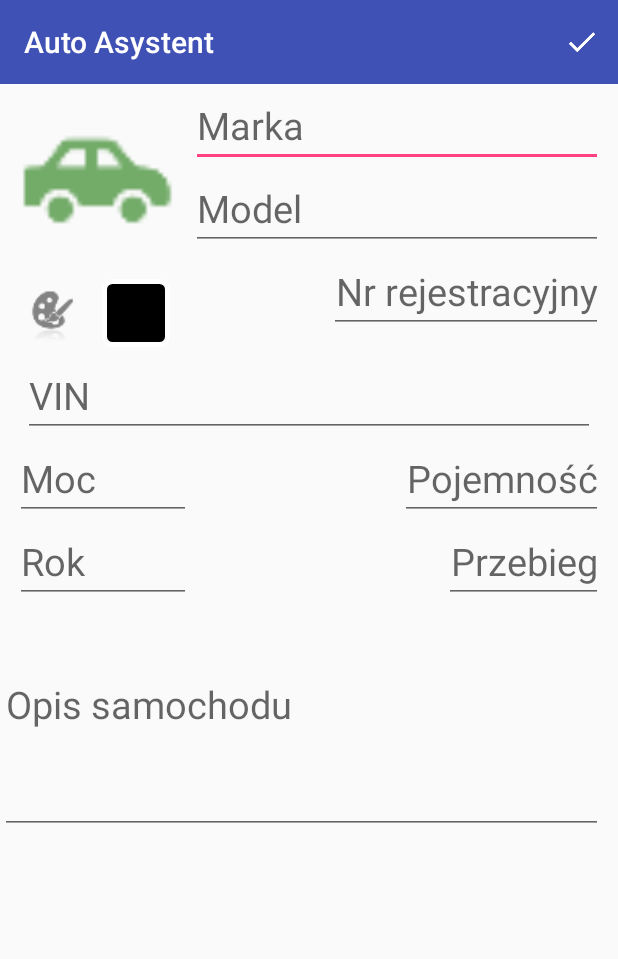
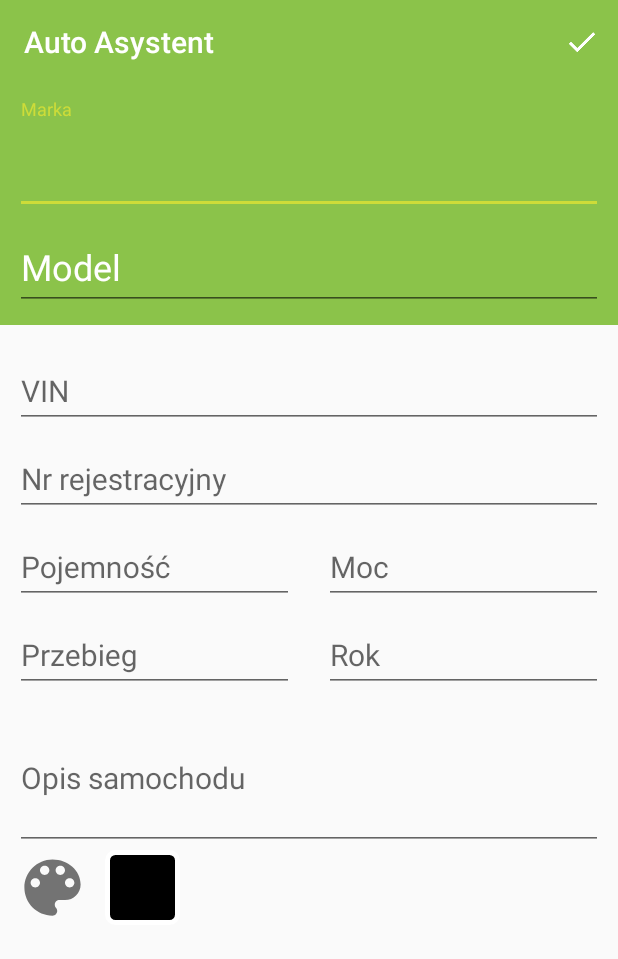
Before and after one commit to simur407/ZPI-AutoAssist, an Android app: the CarAddActivity screen opened directly, with no data from a screen before it, on a phone screen of 412 x 824 dp. Shown: the top 959 px of the screen. Run offline under Robolectric (Android 15) with nearby library versions, the phone set to English and light mode, and no system bars; libraries missing offline, so code that uses them is left out: com.flask.colorpicker, com.rafalzajfert.androidlogger; 2 statements that could not run were skipped.

Commit message:
Zmiana kolorów i dodawania samochodów

```diff
--- /dev/null
+++ b/app/src/main/res/drawable/ic_add_white_24dp.xml
@@ -0,0 +1,9 @@
+<vector xmlns:android="http://schemas.android.com/apk/res/android"
+        android:width="24dp"
+        android:height="24dp"
+        android:viewportWidth="24.0"
+        android:viewportHeight="24.0">
+    <path
+        android:fillColor="#FFFFFF"
+        android:pathData="M19,13h-6v6h-2v-6H5v-2h6V5h2v6h6v2z"/>
+</vector>
--- /dev/null
+++ b/app/src/main/res/drawable/ic_car_24dp.xml
@@ -0,0 +1,9 @@
+<vector xmlns:android="http://schemas.android.com/apk/res/android"
+        android:width="24dp"
+        android:height="24dp"
+        android:viewportWidth="24.0"
+        android:viewportHeight="24.0">
+    <path
+        android:fillColor="@color/white"
+        android:pathData="M18.92,6.01C18.72,5.42 18.16,5 17.5,5h-11c-0.66,0 -1.21,0.42 -1.42,1.01L3,12v8c0,0.55 0.45,1 1,1h1c0.55,0 1,-0.45 1,-1v-1h12v1c0,0.55 0.45,1 1,1h1c0.55,0 1,-0.45 1,-1v-8l-2.08,-5.99zM6.5,16c-0.83,0 -1.5,-0.67 -1.5,-1.5S5.67,13 6.5,13s1.5,0.67 1.5,1.5S7.33,16 6.5,16zM17.5,16c-0.83,0 -1.5,-0.67 -1.5,-1.5s0.67,-1.5 1.5,-1.5 1.5,0.67 1.5,1.5 -0.67,1.5 -1.5,1.5zM5,11l1.5,-4.5h11L19,11L5,11z"/>
+</vector>
--- /dev/null
+++ b/app/src/main/res/drawable/ic_car_add_24dp.xml
@@ -0,0 +1,9 @@
+<vector xmlns:android="http://schemas.android.com/apk/res/android"
+        android:width="24dp"
+        android:height="24dp"
+        android:viewportWidth="24.0"
+        android:viewportHeight="24.0">
+    <path
+        android:fillColor="@color/white"
+        android:pathData="M18.92,6.01C18.72,5.42 18.16,5 17.5,5h-11c-0.66,0 -1.21,0.42 -1.42,1.01L3,12v8c0,0.55 0.45,1 1,1h1c0.55,0 1,-0.45 1,-1v-1h12v1c0,0.55 0.45,1 1,1h1c0.55,0 1,-0.45 1,-1v-8l-2.08,-5.99zM6.5,16c-0.83,0 -1.5,-0.67 -1.5,-1.5S5.67,13 6.5,13s1.5,0.67 1.5,1.5S7.33,16 6.5,16zM17.5,16c-0.83,0 -1.5,-0.67 -1.5,-1.5s0.67,-1.5 1.5,-1.5 1.5,0.67 1.5,1.5 -0.67,1.5 -1.5,1.5zM5,11l1.5,-4.5h11L19,11L5,11z"/>
+</vector>
--- /dev/null
+++ b/app/src/main/res/drawable/ic_color_lens_24dp.xml
@@ -0,0 +1,9 @@
+<vector xmlns:android="http://schemas.android.com/apk/res/android"
+        android:width="24dp"
+        android:height="24dp"
+        android:viewportWidth="24.0"
+        android:viewportHeight="24.0">
+    <path
+        android:fillColor="@color/grey"
+        android:pathData="M12,3c-4.97,0 -9,4.03 -9,9s4.03,9 9,9c0.83,0 1.5,-0.67 1.5,-1.5 0,-0.39 -0.15,-0.74 -0.39,-1.01 -0.23,-0.26 -0.38,-0.61 -0.38,-0.99 0,-0.83 0.67,-1.5 1.5,-1.5L16,16c2.76,0 5,-2.24 5,-5 0,-4.42 -4.03,-8 -9,-8zM6.5,12c-0.83,0 -1.5,-0.67 -1.5,-1.5S5.67,9 6.5,9 8,9.67 8,10.5 7.33,12 6.5,12zM9.5,8C8.67,8 8,7.33 8,6.5S8.67,5 9.5,5s1.5,0.67 1.5,1.5S10.33,8 9.5,8zM14.5,8c-0.83,0 -1.5,-0.67 -1.5,-1.5S13.67,5 14.5,5s1.5,0.67 1.5,1.5S15.33,8 14.5,8zM17.5,12c-0.83,0 -1.5,-0.67 -1.5,-1.5S16.67,9 17.5,9s1.5,0.67 1.5,1.5 -0.67,1.5 -1.5,1.5z"/>
+</vector>
--- /dev/null
+++ b/app/src/main/res/drawable/ic_year_24dp.xml
@@ -0,0 +1,9 @@
+<vector xmlns:android="http://schemas.android.com/apk/res/android"
+        android:width="24dp"
+        android:height="24dp"
+        android:viewportWidth="24.0"
+        android:viewportHeight="24.0">
+    <path
+        android:fillColor="@color/grey"
+        android:pathData="M17,10L7,10v2h10v-2zM19,3h-1L18,1h-2v2L8,3L8,1L6,1v2L5,3c-1.11,0 -1.99,0.9 -1.99,2L3,19c0,1.1 0.89,2 2,2h14c1.1,0 2,-0.9 2,-2L21,5c0,-1.1 -0.9,-2 -2,-2zM19,19L5,19L5,8h14v11zM14,14L7,14v2h7v-2z"/>
+</vector>
--- a/app/src/main/res/layout/activity_car_add.xml
+++ b/app/src/main/res/layout/activity_car_add.xml
@@ -12,36 +12,65 @@
             android:layout_width="match_parent"
             android:layout_height="match_parent">
 
+            <!--<ImageView-->
+                <!--android:id="@+id/car_image"-->
+                <!--android:layout_width="130dp"-->
+                <!--android:layout_height="130dp"-->
+                <!--android:layout_alignLeft="@+id/input_make"-->
+                <!--android:layout_alignParentLeft="true"-->
+                <!--android:layout_alignParentStart="true"-->
+                <!--android:layout_alignParentTop="true"-->
+                <!--android:src="@drawable/ic_car_24dp" />-->
+
+            <android.support.design.widget.TextInputLayout
+                android:id="@+id/input_make"
+                android:layout_width="match_parent"
+                android:layout_height="wrap_content"
+                android:paddingTop="10dp"
+                android:textColorHint="@color/white"
+                android:background="@color/primary">
+
                 <AutoCompleteTextView
                     android:id="@+id/make_edittext"
-                android:layout_width="wrap_content"
+                    android:layout_width="match_parent"
                     android:layout_height="wrap_content"
-                android:layout_alignLeft="@+id/model_edittext"
+                    android:hint="@string/make"
                     android:layout_alignParentRight="true"
-                android:layout_alignStart="@+id/model_edittext"
+                    android:layout_alignParentEnd="true"
+                    android:layout_alignParentLeft="true"
+                    android:layout_alignParentStart="true"
+                    android:layout_marginLeft="10dp"
                     android:layout_marginRight="10dp"
-                android:hint="@string/make" />
+                    android:textColor="@color/white"
+                    android:textSize="34sp"/>
+
+            </android.support.design.widget.TextInputLayout>
+
+            <android.support.design.widget.TextInputLayout
+                android:id="@+id/input_model"
+                android:layout_width="match_parent"
+                android:layout_height="wrap_content"
+                android:layout_below="@id/input_make"
+                android:textColorHint="@color/white"
+                android:background="@color/primary"
+                android:paddingBottom="10dp">
 
                 <AutoCompleteTextView
                     android:id="@+id/model_edittext"
-                android:layout_width="wrap_content"
+                    android:layout_width="match_parent"
                     android:layout_height="wrap_content"
+                    android:layout_below="@+id/make_edittext"
+                    android:hint="@string/model"
                     android:layout_alignParentRight="true"
-                android:layout_below="@+id/make_edittext"
-                android:layout_marginRight="10dp"
-                android:layout_toEndOf="@+id/power"
-                android:layout_toRightOf="@+id/power"
-                android:hint="@string/model" />
-
-            <ImageView
-                android:id="@+id/car_image"
-                android:layout_width="130dp"
-                android:layout_height="130dp"
-                android:layout_alignLeft="@+id/make_edittext"
+                    android:layout_alignParentEnd="true"
                     android:layout_alignParentLeft="true"
                     android:layout_alignParentStart="true"
-                android:layout_alignParentTop="true"
-                android:src="@drawable/car_ico" />
+                    android:layout_marginLeft="10dp"
+                    android:layout_marginRight="10dp"
+                    android:textColor="@color/white"
+                    android:textSize="24sp"/>
+
+            </android.support.design.widget.TextInputLayout>
 
             <ImageView
                 android:id="@+id/color_picker"
@@ -50,98 +79,160 @@
                 android:layout_alignParentLeft="false"
                 android:layout_alignParentStart="true"
                 android:layout_alignParentTop="false"
-                android:layout_below="@+id/car_image"
+                android:layout_below="@+id/input_description"
                 android:layout_marginLeft="10dp"
-                android:src="@drawable/color_palette" />
+                android:src="@drawable/ic_color_lens_24dp" />
 
             <View
                 android:id="@+id/car_color"
-                android:layout_width="45dp"
-                android:layout_height="45dp"
-                android:layout_below="@id/car_image"
-                android:layout_marginLeft="8dp"
+                android:layout_width="50dp"
+                android:layout_height="50dp"
+                android:layout_below="@id/input_description"
+                android:layout_marginLeft="10dp"
                 android:layout_toRightOf="@id/color_picker"
                 android:background="@drawable/rounded_edge" />
 
 
+            <android.support.design.widget.TextInputLayout
+                android:id="@+id/input_VIN"
+                android:layout_width="match_parent"
+                android:layout_height="wrap_content"
+                android:layout_below="@id/input_model"
+                android:layout_marginTop="10dp">
+
                 <EditText
                     android:id="@+id/VIN"
-                android:layout_width="wrap_content"
+                    android:layout_width="match_parent"
                     android:layout_height="wrap_content"
-                android:layout_below="@+id/color_picker"
                     android:layout_centerHorizontal="true"
                     android:layout_marginLeft="10dp"
                     android:layout_marginRight="10dp"
                     android:ems="13"
                     android:hint="@string/vin_label" />
 
+            </android.support.design.widget.TextInputLayout>
+
+            <android.support.design.widget.TextInputLayout
+                android:id="@+id/input_licence_plate"
+                android:layout_width="match_parent"
+                android:layout_height="wrap_content"
+                android:layout_below="@id/input_VIN">
+
                 <EditText
                     android:id="@+id/licence_plate"
-                android:layout_width="wrap_content"
+                    android:layout_width="match_parent"
                     android:layout_height="wrap_content"
-                android:layout_alignParentRight="true"
-                android:layout_below="@+id/model_edittext"
-                android:layout_marginRight="10dp"
-                android:gravity="right"
-                android:hint="@string/plate_label" />
+                    android:hint="@string/plate_label"
+                    android:layout_marginLeft="10dp"
+                    android:layout_marginRight="10dp" />
 
+            </android.support.design.widget.TextInputLayout>
+
+            <Space android:id="@+id/fakeView"
+                android:layout_width="0dp"
+                android:layout_height="0dp"
+                android:layout_centerInParent="true"/>
+
+            <android.support.design.widget.TextInputLayout
+                android:id="@+id/input_capacity"
+                android:layout_width="match_parent"
+                android:layout_height="wrap_content"
+                android:layout_alignRight="@id/fakeView"
+                android:layout_alignEnd="@id/fakeView"
+                android:layout_below="@id/input_licence_plate">
 
                 <EditText
                     android:id="@+id/capacity"
-                android:layout_width="wrap_content"
+                    android:layout_width="match_parent"
                     android:layout_height="wrap_content"
-                android:layout_alignParentRight="true"
-                android:layout_below="@+id/VIN"
+                    android:layout_below="@+id/input_VIN"
+                    android:layout_marginLeft="10dp"
                     android:layout_marginRight="10dp"
-                android:gravity="right"
                     android:hint="@string/capacity_label"
                     android:inputType="number" />
 
+            </android.support.design.widget.TextInputLayout>
+
+            <android.support.design.widget.TextInputLayout
+                android:id="@+id/input_power"
+                android:layout_width="match_parent"
+                android:layout_height="wrap_content"
+                android:layout_alignLeft="@id/fakeView"
+                android:layout_alignStart="@id/fakeView"
+                android:layout_below="@id/input_licence_plate">
+
                 <EditText
                     android:id="@+id/power"
-                android:layout_width="wrap_content"
+                    android:layout_width="match_parent"
                     android:layout_height="wrap_content"
                     android:layout_alignParentLeft="true"
                     android:layout_alignParentStart="false"
-                android:layout_below="@+id/VIN"
                     android:layout_marginLeft="10dp"
+                    android:layout_marginRight="10dp"
                     android:ems="4"
                     android:hint="@string/power_label"
                     android:inputType="number" />
 
+            </android.support.design.widget.TextInputLayout>
+
+            <android.support.design.widget.TextInputLayout
+                android:id="@+id/input_mileage"
+                android:layout_width="match_parent"
+                android:layout_height="wrap_content"
+                android:layout_alignRight="@id/fakeView"
+                android:layout_alignEnd="@id/fakeView"
+                android:layout_below="@id/input_capacity">
+
                 <EditText
                     android:id="@+id/start_mileage"
-                android:layout_width="wrap_content"
+                    android:layout_width="match_parent"
                     android:layout_height="wrap_content"
-                android:layout_alignParentRight="true"
-                android:layout_below="@+id/capacity"
+                    android:layout_marginLeft="10dp"
                     android:layout_marginRight="10dp"
-                android:gravity="right"
                     android:hint="@string/mileage_label"
                     android:inputType="number" />
 
+            </android.support.design.widget.TextInputLayout>
+
+            <android.support.design.widget.TextInputLayout
+                android:id="@+id/input_production_year"
+                android:layout_width="match_parent"
+                android:layout_height="wrap_content"
+                android:layout_alignLeft="@id/fakeView"
+                android:layout_alignStart="@id/fakeView"
+                android:layout_below="@id/input_power">
+
                 <EditText
                     android:id="@+id/production_year"
-                android:layout_width="wrap_content"
+                    android:layout_width="match_parent"
                     android:layout_height="wrap_content"
-                android:layout_below="@+id/capacity"
                     android:layout_marginLeft="10dp"
+                    android:layout_marginRight="10dp"
                     android:ems="4"
                     android:hint="@string/year_label"
                     android:inputType="number" />
+
+            </android.support.design.widget.TextInputLayout>
+
+            <android.support.design.widget.TextInputLayout
+                android:id="@+id/input_description"
+                android:layout_width="match_parent"
+                android:layout_height="wrap_content"
+                android:layout_below="@id/input_mileage">
 
                 <EditText
                     android:id="@+id/car_description"
                     android:layout_width="match_parent"
                     android:layout_height="wrap_content"
-                android:layout_alignEnd="@+id/start_mileage"
-                android:layout_alignRight="@+id/start_mileage"
-                android:layout_below="@+id/production_year"
-                android:layout_marginTop="40dp"
-                android:gravity="top"
                     android:hint="@string/description_label"
+                    android:layout_marginLeft="10dp"
+                    android:layout_marginRight="10dp"
                     android:inputType="textMultiLine"
                     android:lines="3" />
+
+            </android.support.design.widget.TextInputLayout>
+
+
         </RelativeLayout>
     </ScrollView>
 </LinearLayout>
--- a/app/src/main/res/layout/fragment_car_list.xml
+++ b/app/src/main/res/layout/fragment_car_list.xml
@@ -21,8 +21,8 @@
         android:layout_height="wrap_content"
         android:layout_gravity="bottom|end"
         android:layout_margin="16dp"
-        android:src="@drawable/plus"
-        fab:fab_colorNormal="#FFFF0028"
-        fab:fab_colorPressed="#9d001e"
-        fab:fab_colorRipple="#FFFF0028"/>
+        android:src="@drawable/ic_car_24dp"
+        fab:fab_colorNormal="@color/accent"
+        fab:fab_colorPressed="@color/accent_light"
+        fab:fab_colorRipple="@color/accent"/>
 </FrameLayout>
--- a/app/src/main/res/layout/fragment_refuel_list.xml
+++ b/app/src/main/res/layout/fragment_refuel_list.xml
@@ -21,8 +21,8 @@
         android:layout_height="wrap_content"
         android:layout_gravity="bottom|end"
         android:layout_margin="16dp"
-        android:src="@drawable/plus"
-        fab:fab_colorNormal="#FFFF0028"
-        fab:fab_colorPressed="#9d001e"
-        fab:fab_colorRipple="#FFFF0028" />
+        android:src="@drawable/ic_add_white_24dp"
+        fab:fab_colorNormal="@color/accent"
+        fab:fab_colorPressed="@color/accent_light"
+        fab:fab_colorRipple="@color/accent"/>
 </FrameLayout>
--- a/app/src/main/res/layout/fragment_service_list.xml
+++ b/app/src/main/res/layout/fragment_service_list.xml
@@ -21,8 +21,8 @@
         android:layout_height="wrap_content"
         android:layout_gravity="bottom|end"
         android:layout_margin="16dp"
-        fab:fab_colorNormal="#FFFF0028"
-        fab:fab_colorPressed="#9d001e"
-        fab:fab_colorRipple="#FFFF0028"
-        android:src="@drawable/plus"/>
+        android:src="@drawable/ic_add_white_24dp"
+        fab:fab_colorNormal="@color/accent"
+        fab:fab_colorPressed="@color/accent_light"
+        fab:fab_colorRipple="@color/accent"/>
 </FrameLayout>
--- a/app/src/main/res/values/colors.xml
+++ b/app/src/main/res/values/colors.xml
@@ -3,4 +3,20 @@
     <color name="colorPrimary">#3F51B5</color>
     <color name="colorPrimaryDark">#303F9F</color>
     <color name="colorAccent">#FF4081</color>
+
+    <!-- Palette generated by Material Palette - materialpalette.com/light-green/lime -->
+    <color name="primary">#8BC34A</color>
+    <color name="primary_dark">#689F38</color>
+    <color name="primary_light">#DCEDC8</color>
+    <color name="accent">#CDDC39</color>
+    <color name="accent_light">#DCE775</color>
+    <color name="primary_text">#212121</color>
+    <color name="secondary_text">#727272</color>
+    <color name="icons">#212121</color>
+    <color name="divider">#B6B6B6</color>
+
+    <color name="white">#FFFFFF</color>
+    <color name="grey">#737373</color>
+
+
 </resources>
--- a/app/src/main/res/values/styles.xml
+++ b/app/src/main/res/values/styles.xml
@@ -3,10 +3,10 @@
     <!-- Base application theme. -->
     <style name="AppTheme" parent="Theme.AppCompat.Light.NoActionBar">
         <!-- Customize your theme here. -->
-        <item name="colorPrimary">@color/colorPrimary</item>
-        <item name="colorPrimaryDark">@color/colorPrimaryDark</item>
-        <item name="colorAccent">@color/colorAccent</item>
-        <item name="android:textSize">25sp</item>
+        <item name="colorPrimary">@color/primary</item>
+        <item name="colorPrimaryDark">@color/primary_dark</item>
+        <item name="colorAccent">@color/accent</item>
+        <item name="android:textSize">20sp</item>
     </style>
 
 </resources>
```
Also changed, not shown: 1 other file. Lines whose indentation alone changed are shown as unchanged.
